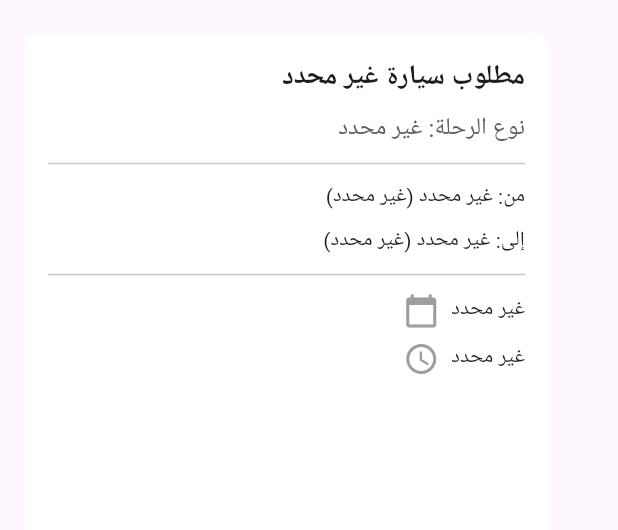
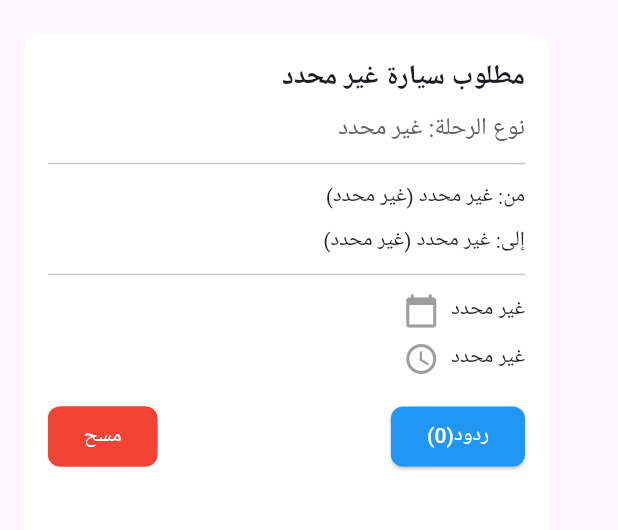
Before and after one commit to Shehab-Emad20/AL-Mahaba, a Flutter app: the ViewOrder screen opened directly, on a phone screen of 412 x 824 dp, the part 72-602 px from its top. Run offline on Flutter 3.47's test engine with Material 3 defaults, Android fonts, the phone set to English and light mode, and no system bars; our stand-ins replace device_preview, dio, shared_preferences; accounts and stored records are empty.

Commit message:
bluid page orders

```diff
--- a/lib/orders/page_orders.dart
+++ b/lib/orders/page_orders.dart
@@ -1,7 +1,26 @@
+import 'package:almahaba/RepliesPage/view.dart';
 import 'package:flutter/material.dart';
 
 class PageOrders extends StatelessWidget {
   const PageOrders({super.key}); // Constructor
+
+  // Function to simulate navigating to a replies page (you can replace this with your actual page)
+  void navigateToRepliesPage(BuildContext context) {
+    Navigator.push(
+      context,
+      MaterialPageRoute(builder: (context) => const RepliesPage()),
+    );
+  }
+
+  // Function for the delete action (you can replace this with actual delete logic)
+  void deleteOrder(BuildContext context) {
+    // Your delete logic here (e.g., call a delete API or show a confirmation dialog)
+    print("Order deleted");
+    // Optionally, you can show a confirmation or snackbar
+    ScaffoldMessenger.of(context).showSnackBar(
+      const SnackBar(content: Text("تم مسح الطلب")),
+    );
+  }
 
   @override
   Widget build(BuildContext context) {
@@ -72,6 +91,49 @@ class PageOrders extends StatelessWidget {
                 ),
               ],
             ),
+
+            // Row with "ردود" (Replies) and "مسح" (Delete) buttons
+            const SizedBox(height: 16), // Add space between content and buttons
+            Row(
+              mainAxisAlignment: MainAxisAlignment.spaceBetween,
+              children: [
+                // "مسح" Button (Delete action) placed first
+                OutlinedButton(
+                  onPressed: () {
+                    deleteOrder(context); // Delete the order
+                  },
+                  style: OutlinedButton.styleFrom(
+                    backgroundColor: Colors.red, // Button color
+                    side:
+                        const BorderSide(color: Colors.red), // Red border color
+                    shape: RoundedRectangleBorder(
+                      borderRadius: BorderRadius.circular(8), // Rounded corners
+                    ),
+                  ),
+                  child: const Text(
+                    'مسح',
+                    style: TextStyle(color: Colors.white),
+                  ),
+                ),
+
+                // "ردود" Button (Navigate to replies page) placed second
+                ElevatedButton(
+                  onPressed: () {
+                    navigateToRepliesPage(context);
+                  },
+                  style: ElevatedButton.styleFrom(
+                    backgroundColor: Colors.blue, // Button color
+                    shape: RoundedRectangleBorder(
+                      borderRadius: BorderRadius.circular(8), // Rounded corners
+                    ),
+                  ),
+                  child: const Text(
+                    '(0)ردود',
+                    style: TextStyle(color: Colors.white),
+                  ),
+                ),
+              ],
+            ),
           ],
         ),
       ),
```
Also changed, not shown: lib/RepliesPage/view.dart (added, +36 -0 lines), lib/RepliesPage/widgets/text_orders.dart (added, +31 -0 lines), lib/orders/card_orders.dart (added, +82 -0 lines), lib/orders/image_orders.dart (added, +23 -0 lines).
